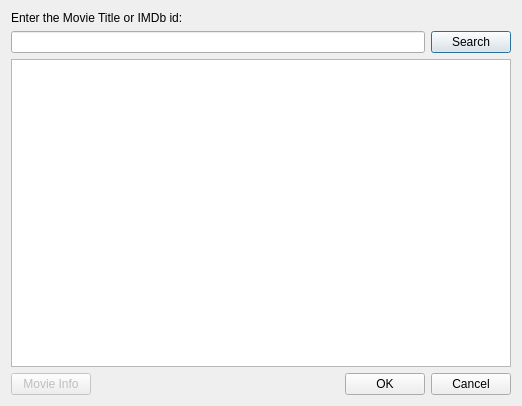
Before: the Qt Designer form scripts/gui/ui/imdbSearch.ui in subdownloader/subdownloader, drawn with Qt 5.
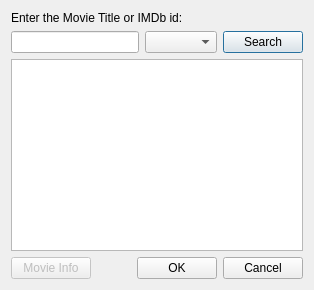
After: the same form once the commit is applied. Icons and pictures are not drawn. Custom widgets are drawn as their Qt base class.

The edit to the form file:
```diff
--- a/scripts/gui/ui/imdbSearch.ui
+++ b/scripts/gui/ui/imdbSearch.ui
@@ -5,14 +5,6 @@
   <property name="windowModality">
    <enum>Qt::ApplicationModal</enum>
   </property>
-  <property name="geometry">
-   <rect>
-    <x>0</x>
-    <y>0</y>
-    <width>522</width>
-    <height>406</height>
-   </rect>
-  </property>
   <property name="windowTitle">
    <string>IMDb search</string>
   </property>
@@ -28,7 +20,7 @@
     </widget>
    </item>
    <item>
-    <layout class="QHBoxLayout">
+    <layout class="QHBoxLayout" name="horizontalLayout_2">
      <item>
       <widget class="QLineEdit" name="movieSearch">
        <property name="sizePolicy">
@@ -42,6 +34,9 @@
        </property>
       </widget>
      </item>
+     <item>
+      <widget class="ProviderComboBox" name="providerSearch"/>
+     </item>
      <item>
       <widget class="QPushButton" name="searchMovieButton">
        <property name="text">
@@ -68,12 +63,6 @@
         <iconset>
          <normaloff>:/images/info.png</normaloff>:/images/info.png</iconset>
        </property>
-       <property name="iconSize">
-        <size>
-         <width>32</width>
-         <height>16</height>
-        </size>
-       </property>
       </widget>
      </item>
      <item>
@@ -113,6 +102,11 @@
    <extends>QTableView</extends>
    <header>subdownloader.client.gui.views.imdb</header>
   </customwidget>
+  <customwidget>
+   <class>ProviderComboBox</class>
+   <extends>QComboBox</extends>
+   <header>subdownloader.client.gui.views.provider</header>
+  </customwidget>
  </customwidgets>
  <resources/>
  <connections/>
```
